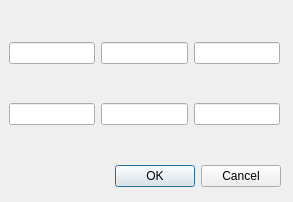
The window that buttonconfig.ui (loansindi/metar-printer) describes before a commit, drawn with Qt 5.
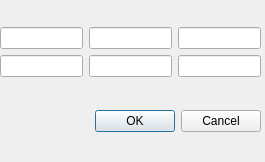
The same window after the commit.

```diff
--- a/buttonconfig.ui
+++ b/buttonconfig.ui
@@ -6,45 +6,25 @@
    <rect>
     <x>0</x>
     <y>0</y>
-    <width>293</width>
-    <height>202</height>
+    <width>265</width>
+    <height>162</height>
    </rect>
   </property>
   <property name="windowTitle">
    <string>Dialog</string>
   </property>
-  <widget class="QDialogButtonBox" name="buttonBox">
+  <widget class="QWidget" name="verticalLayoutWidget">
    <property name="geometry">
     <rect>
-     <x>110</x>
-     <y>160</y>
-     <width>171</width>
-     <height>32</height>
+     <x>0</x>
+     <y>0</y>
+     <width>261</width>
+     <height>161</height>
     </rect>
    </property>
-   <property name="orientation">
-    <enum>Qt::Horizontal</enum>
-   </property>
-   <property name="standardButtons">
-    <set>QDialogButtonBox::Cancel|QDialogButtonBox::Ok</set>
-   </property>
-  </widget>
-  <widget class="QWidget" name="gridLayoutWidget">
-   <property name="geometry">
-    <rect>
-     <x>9</x>
-     <y>9</y>
-     <width>271</width>
-     <height>151</height>
-    </rect>
-   </property>
+   <layout class="QVBoxLayout" name="verticalLayout">
+    <item>
    <layout class="QGridLayout" name="gridLayout">
-    <item row="0" column="1">
-     <widget class="QLineEdit" name="lineEdit_2"/>
-    </item>
-    <item row="1" column="0">
-     <widget class="QLineEdit" name="lineEdit_4"/>
-    </item>
     <item row="0" column="2">
      <widget class="QLineEdit" name="lineEdit_3"/>
     </item>
@@ -56,6 +36,24 @@
     </item>
     <item row="1" column="2">
      <widget class="QLineEdit" name="lineEdit_6"/>
+      </item>
+      <item row="0" column="1">
+       <widget class="QLineEdit" name="lineEdit_2"/>
+      </item>
+      <item row="1" column="0">
+       <widget class="QLineEdit" name="lineEdit_4"/>
+      </item>
+     </layout>
+    </item>
+    <item>
+     <widget class="QDialogButtonBox" name="buttonBox">
+      <property name="orientation">
+       <enum>Qt::Horizontal</enum>
+      </property>
+      <property name="standardButtons">
+       <set>QDialogButtonBox::Cancel|QDialogButtonBox::Ok</set>
+      </property>
+     </widget>
     </item>
    </layout>
   </widget>
```
Lines whose indentation alone changed are shown as unchanged.
